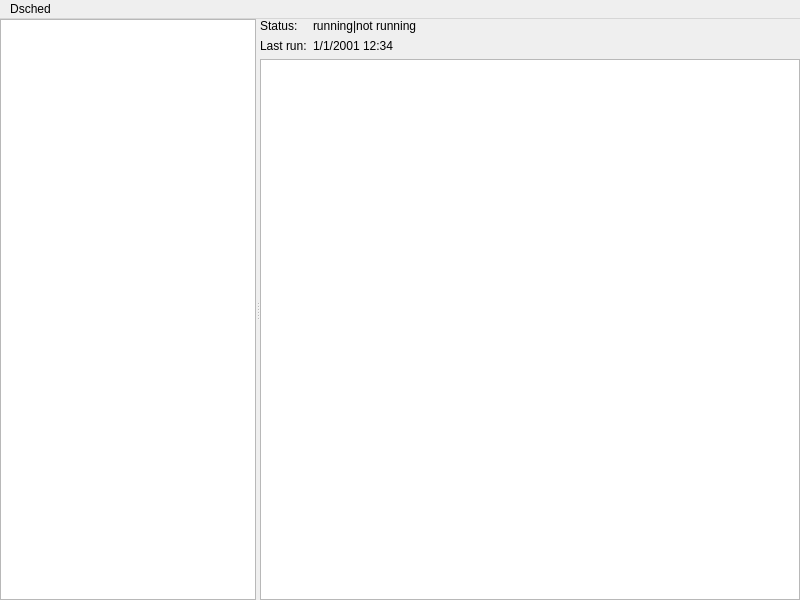
Old version of the form src/mainwindow.ui in the repository agateau/dsched.
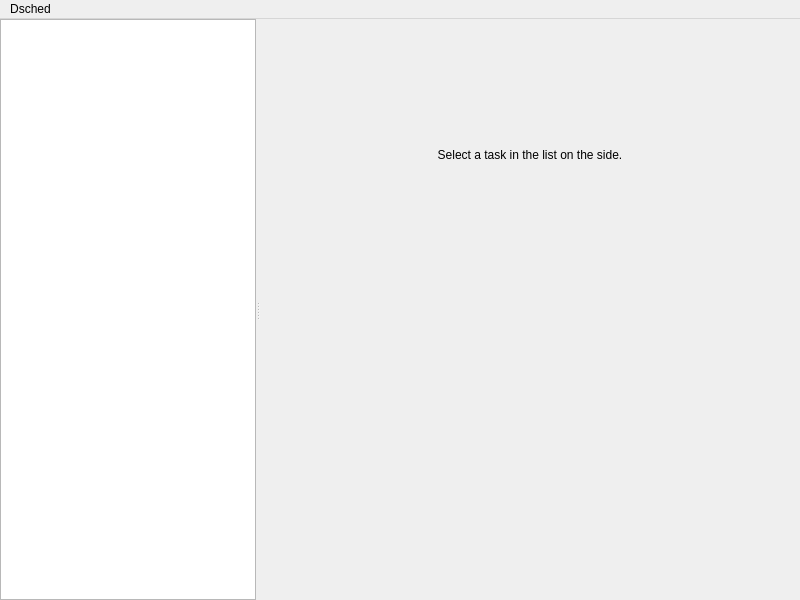
New version of the form.

Commit message:
Fix blank state
Add a "welcome" page

What changed in the file:
```diff
--- a/src/mainwindow.ui
+++ b/src/mainwindow.ui
@@ -14,7 +14,7 @@
    <string>Dsched</string>
   </property>
   <widget class="QWidget" name="centralwidget">
-   <layout class="QVBoxLayout" name="verticalLayout">
+   <layout class="QVBoxLayout" name="verticalLayout_3">
     <property name="leftMargin">
      <number>0</number>
     </property>
@@ -33,14 +33,58 @@
        <enum>Qt::Horizontal</enum>
       </property>
       <widget class="QListView" name="listView"/>
-      <widget class="QWidget" name="taskWidget" native="true">
+      <widget class="QStackedWidget" name="stackedWidget">
        <property name="sizePolicy">
         <sizepolicy hsizetype="Expanding" vsizetype="Preferred">
          <horstretch>1</horstretch>
          <verstretch>0</verstretch>
         </sizepolicy>
        </property>
+       <widget class="QWidget" name="welcomePage">
        <layout class="QVBoxLayout" name="verticalLayout_2">
+         <item>
+          <spacer name="verticalSpacer_2">
+           <property name="orientation">
+            <enum>Qt::Vertical</enum>
+           </property>
+           <property name="sizeType">
+            <enum>QSizePolicy::Preferred</enum>
+           </property>
+           <property name="sizeHint" stdset="0">
+            <size>
+             <width>20</width>
+             <height>120</height>
+            </size>
+           </property>
+          </spacer>
+         </item>
+         <item>
+          <widget class="QLabel" name="label_2">
+           <property name="text">
+            <string>Select a task in the list on the side.</string>
+           </property>
+           <property name="alignment">
+            <set>Qt::AlignCenter</set>
+           </property>
+          </widget>
+         </item>
+         <item>
+          <spacer name="verticalSpacer">
+           <property name="orientation">
+            <enum>Qt::Vertical</enum>
+           </property>
+           <property name="sizeHint" stdset="0">
+            <size>
+             <width>20</width>
+             <height>40</height>
+            </size>
+           </property>
+          </spacer>
+         </item>
+        </layout>
+       </widget>
+       <widget class="QWidget" name="detailPage">
+        <layout class="QVBoxLayout" name="verticalLayout">
         <property name="leftMargin">
          <number>0</number>
         </property>
@@ -96,6 +140,8 @@
          </widget>
         </item>
        </layout>
+       </widget>
+       <widget class="QWidget" name="page_2"/>
       </widget>
      </widget>
     </item>
```
Lines whose indentation alone changed are shown as unchanged. The commit also changes 1 other file.
